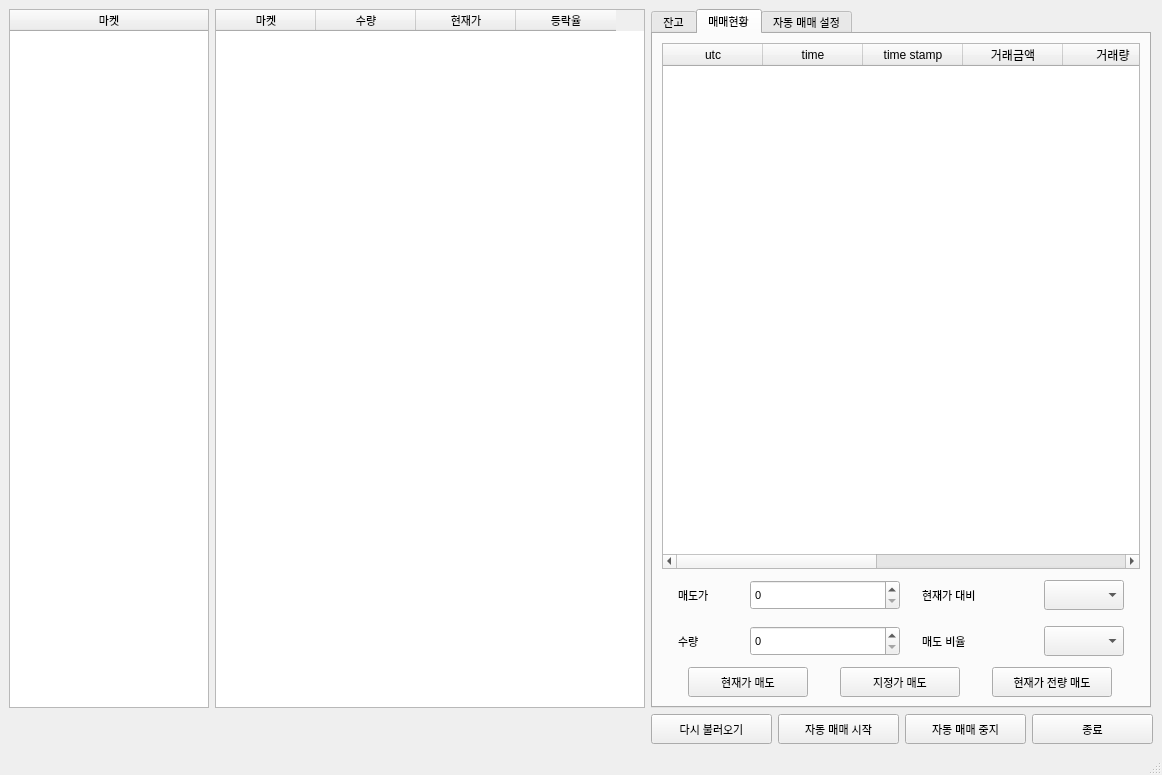
Above: main1.ui from changhee-won/AiCoinsTrade before the change. Below: the same form after it.
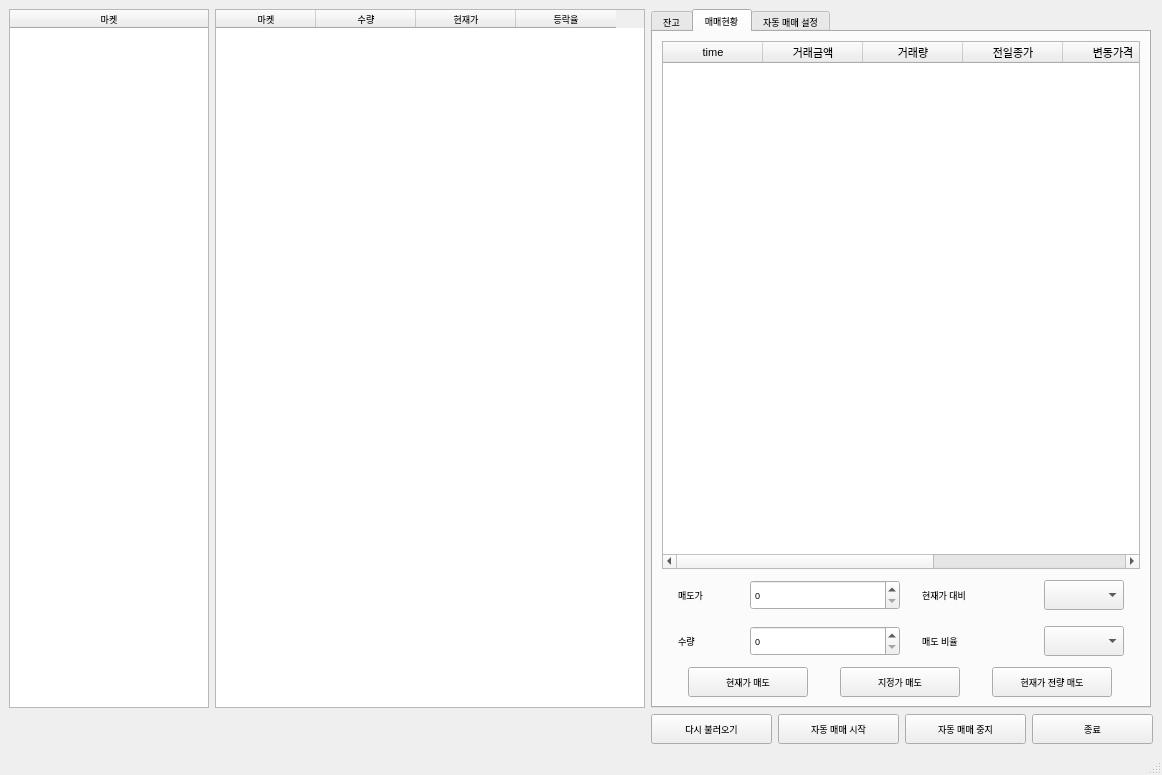
That is the form after the change. The open tabs and pages were chosen to show the change.

```diff
--- a/main1.ui
+++ b/main1.ui
@@ -25,7 +25,7 @@
   <property name="font">
    <font>
     <family>Arial</family>
-    <pointsize>8</pointsize>
+    <pointsize>7</pointsize>
    </font>
   </property>
   <property name="windowTitle">
@@ -1103,25 +1103,14 @@
           <attribute name="verticalHeaderVisible">
            <bool>false</bool>
           </attribute>
-          <column>
-           <property name="text">
-            <string>utc</string>
-           </property>
-           <property name="textAlignment">
-            <set>AlignCenter</set>
-           </property>
-          </column>
           <column>
            <property name="text">
             <string>time</string>
            </property>
-           <property name="textAlignment">
-            <set>AlignCenter</set>
-           </property>
-          </column>
-          <column>
-           <property name="text">
-            <string>time stamp</string>
+           <property name="font">
+            <font>
+             <pointsize>8</pointsize>
+            </font>
            </property>
            <property name="textAlignment">
             <set>AlignCenter</set>
@@ -1131,6 +1120,11 @@
            <property name="text">
             <string>거래금액</string>
            </property>
+           <property name="font">
+            <font>
+             <pointsize>8</pointsize>
+            </font>
+           </property>
            <property name="textAlignment">
             <set>AlignCenter</set>
            </property>
@@ -1139,6 +1133,11 @@
            <property name="text">
             <string>거래량</string>
            </property>
+           <property name="font">
+            <font>
+             <pointsize>8</pointsize>
+            </font>
+           </property>
            <property name="textAlignment">
             <set>AlignCenter</set>
            </property>
@@ -1147,6 +1146,11 @@
            <property name="text">
             <string>전일종가</string>
            </property>
+           <property name="font">
+            <font>
+             <pointsize>8</pointsize>
+            </font>
+           </property>
            <property name="textAlignment">
             <set>AlignCenter</set>
            </property>
@@ -1155,13 +1159,23 @@
            <property name="text">
             <string>변동가격</string>
            </property>
+           <property name="font">
+            <font>
+             <pointsize>8</pointsize>
+            </font>
+           </property>
            <property name="textAlignment">
             <set>AlignCenter</set>
            </property>
           </column>
           <column>
            <property name="text">
-            <string>매수/매도</string>
+            <string>구분</string>
+           </property>
+           <property name="font">
+            <font>
+             <pointsize>8</pointsize>
+            </font>
            </property>
            <property name="textAlignment">
             <set>AlignCenter</set>
@@ -1171,6 +1185,11 @@
            <property name="text">
             <string>ID</string>
            </property>
+           <property name="font">
+            <font>
+             <pointsize>8</pointsize>
+            </font>
+           </property>
            <property name="textAlignment">
             <set>AlignCenter</set>
            </property>
```
Left out of the diff: 4 changed lines with no effect on the pictures.
